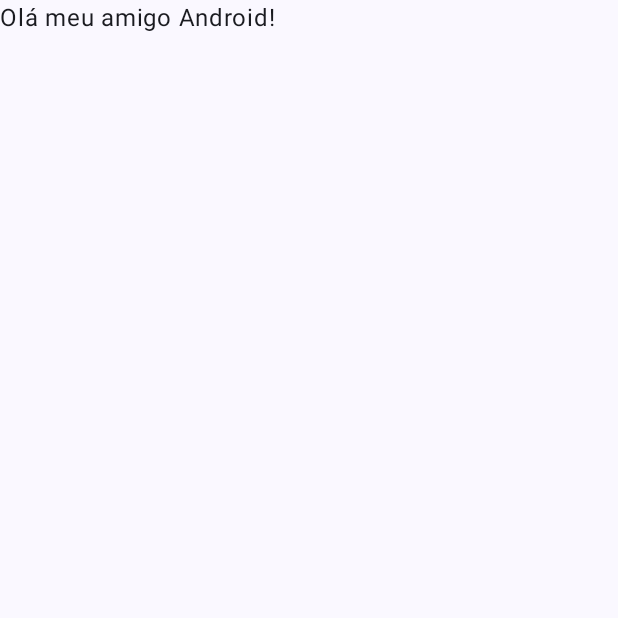
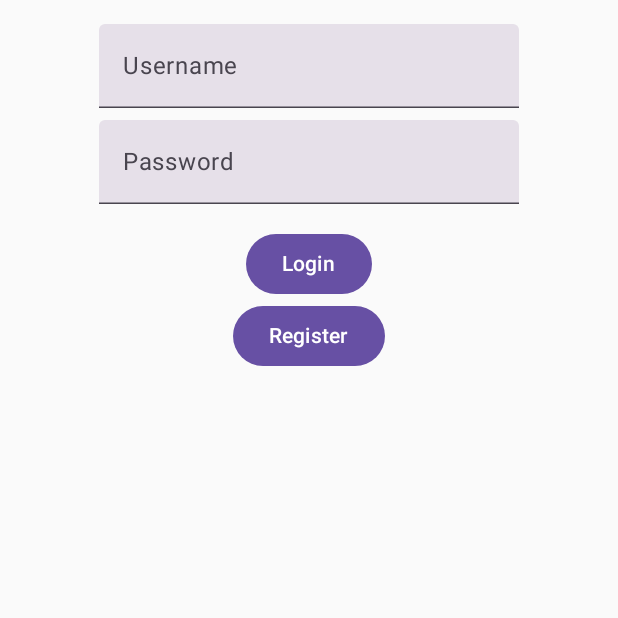
Before and after one commit to adeirjunior/bondbox, an Android app built with Jetpack Compose: the screen it shows after launch (MainActivity), on a phone screen of 412 x 824 dp, the top half of it. Run offline under Robolectric (Android 15) with nearby library versions, the phone set to English and light mode, and no system bars; our stand-ins replace Room's generated code.

Commit message:
adding friends

```diff
--- a/app/src/main/java/me/adeir/bondbox/MainActivity.kt
+++ b/app/src/main/java/me/adeir/bondbox/MainActivity.kt
@@ -3,45 +3,50 @@ package me.adeir.bondbox
 import android.os.Bundle
 import androidx.activity.ComponentActivity
 import androidx.activity.compose.setContent
-import androidx.activity.enableEdgeToEdge
-import androidx.compose.foundation.layout.fillMaxSize
-import androidx.compose.foundation.layout.padding
-import androidx.compose.material3.Scaffold
-import androidx.compose.material3.Text
-import androidx.compose.runtime.Composable
-import androidx.compose.ui.Modifier
-import androidx.compose.ui.tooling.preview.Preview
-import me.adeir.bondbox.ui.theme.BondboxTheme
+import androidx.lifecycle.viewmodel.compose.viewModel
+import androidx.navigation.compose.NavHost
+import androidx.navigation.compose.composable
+import androidx.navigation.compose.rememberNavController
+import me.adeir.bondbox.ui.FriendsScreen
+import me.adeir.bondbox.ui.LoginScreen
+import me.adeir.bondbox.viewmodel.FriendViewModel
+import me.adeir.bondbox.viewmodel.FriendViewModelFactory
+import me.adeir.bondbox.viewmodel.UserViewModel
+import androidx.compose.runtime.collectAsState
+import androidx.compose.runtime.getValue
+import me.adeir.bondbox.ui.AddEditFriendScreen
+import me.adeir.bondbox.viewmodel.AddEditFriendViewModel
 
 class MainActivity : ComponentActivity() {
     override fun onCreate(savedInstanceState: Bundle?) {
         super.onCreate(savedInstanceState)
-        enableEdgeToEdge()
         setContent {
-            BondboxTheme {
-                Scaffold(modifier = Modifier.fillMaxSize()) { innerPadding ->
-                    Greeting(
-                        name = "Android",
-                        modifier = Modifier.padding(innerPadding)
-                    )
+            val navController = rememberNavController()
+            val userViewModel: UserViewModel = viewModel()
+
+            val loggedInUser by userViewModel.loggedInUser.collectAsState()
+
+            NavHost(navController, startDestination = "login") {
+                composable("login") { LoginScreen(userViewModel, navController) }
+                composable("friends") {
+                    loggedInUser?.let { user ->
+                        val friendViewModel: FriendViewModel = viewModel(
+                            factory = FriendViewModelFactory(application, user.id)
+                        )
+                        FriendsScreen(friendViewModel, navController)
+                    }
                 }
+                composable("add") {
+                    val viewModel: AddEditFriendViewModel = viewModel()
+                    AddEditFriendScreen(viewModel, userViewModel, navController, friendId = null)
+                }
+                composable("edit/{friendId}") { backStackEntry ->
+                    val viewModel: AddEditFriendViewModel = viewModel()
+                    val friendId = backStackEntry.arguments?.getString("friendId")?.toIntOrNull()
+                    AddEditFriendScreen(viewModel, userViewModel, navController, friendId)
+                }
+
             }
         }
     }
 }
-
-@Composable
-fun Greeting(name: String, modifier: Modifier = Modifier) {
-    Text(
-        text = "Olá meu amigo $name!",
-        modifier = modifier
-    )
-}
-
-@Preview(showBackground = true)
-@Composable
-fun GreetingPreview() {
-    BondboxTheme {
-        Greeting("Android")
-    }
-}
--- /dev/null
+++ b/app/src/main/java/me/adeir/bondbox/data/AppDatabase.kt
@@ -0,0 +1,32 @@
+package me.adeir.bondbox.data
+
+import android.content.Context
+import androidx.room.Database
+import androidx.room.Room
+import androidx.room.RoomDatabase
+import me.adeir.bondbox.data.dao.FriendDao
+import me.adeir.bondbox.data.dao.UserDao
+import me.adeir.bondbox.data.model.Friend
+import me.adeir.bondbox.data.model.User
+
+@Database(entities = [User::class, Friend::class], version = 1)
+abstract class AppDatabase : RoomDatabase() {
+    abstract fun userDao(): UserDao
+    abstract fun friendDao(): FriendDao
+
+    companion object {
+        @Volatile private var INSTANCE: AppDatabase? = null
+
+        fun getDatabase(context: Context): AppDatabase {
+            return INSTANCE ?: synchronized(this) {
+                val instance = Room.databaseBuilder(
+                    context.applicationContext,
+                    AppDatabase::class.java,
+                    "app_database"
+                ).build()
+                INSTANCE = instance
+                instance
+            }
+        }
+    }
+}
--- /dev/null
+++ b/app/src/main/java/me/adeir/bondbox/data/dao/FriendDao.kt
@@ -0,0 +1,28 @@
+package me.adeir.bondbox.data.dao
+
+import androidx.room.Dao
+import androidx.room.Delete
+import androidx.room.Insert
+import androidx.room.OnConflictStrategy
+import androidx.room.Query
+import androidx.room.Update
+import kotlinx.coroutines.flow.Flow
+import me.adeir.bondbox.data.model.Friend
+
+@Dao
+interface FriendDao {
+    @Insert(onConflict = OnConflictStrategy.REPLACE)
+    suspend fun insert(friend: Friend)
+
+    @Query("SELECT * FROM friends WHERE userId = :userId")
+    fun getFriends(userId: Int): Flow<List<Friend>>
+
+    @Query("SELECT * FROM friends WHERE id = :id")
+    fun getFriendById(id: Int): Friend?
+
+    @Update
+    suspend fun update(friend: Friend)
+
+    @Delete
+    suspend fun delete(friend: Friend)
+}
--- /dev/null
+++ b/app/src/main/java/me/adeir/bondbox/data/dao/UserDao.kt
@@ -0,0 +1,16 @@
+package me.adeir.bondbox.data.dao
+
+import androidx.room.Dao
+import androidx.room.Insert
+import androidx.room.OnConflictStrategy
+import androidx.room.Query
+import me.adeir.bondbox.data.model.User
+
+@Dao
+interface UserDao {
+    @Insert(onConflict = OnConflictStrategy.REPLACE)
+    suspend fun insertUser(user: User)
+
+    @Query("SELECT * FROM users WHERE username = :username LIMIT 1")
+    suspend fun getUser(username: String): User?
+}
--- /dev/null
+++ b/app/src/main/java/me/adeir/bondbox/navigation/AppNavigation.kt
@@ -0,0 +1,4 @@
+package me.adeir.bondbox.navigation
+
+class AppNavigation {
+}
--- /dev/null
+++ b/app/src/main/java/me/adeir/bondbox/ui/LoginScreen.kt
@@ -0,0 +1,29 @@
+package me.adeir.bondbox.ui
+
+import androidx.compose.foundation.layout.Column
+import androidx.compose.foundation.layout.Spacer
+import androidx.compose.foundation.layout.fillMaxSize
+import androidx.compose.foundation.layout.height
+import androidx.compose.foundation.layout.padding
+import androidx.compose.material3.Button
+import androidx.compose.material3.Text
+import androidx.compose.material3.TextField
+import androidx.compose.runtime.Composable
+import androidx.compose.ui.Alignment
+import androidx.compose.ui.Modifier
+import androidx.compose.ui.text.input.PasswordVisualTransformation
+import androidx.compose.ui.unit.dp
+import androidx.navigation.NavController
+import me.adeir.bondbox.viewmodel.UserViewModel
+
+@Composable
+fun LoginScreen(viewModel: UserViewModel, navController: NavController) {
+    Column(modifier = Modifier.fillMaxSize().padding(16.dp), horizontalAlignment = Alignment.CenterHorizontally) {
+        TextField(value = viewModel.username, onValueChange = { viewModel.username = it }, label = { Text("Username") })
+        Spacer(modifier = Modifier.height(8.dp))
+        TextField(value = viewModel.password, onValueChange = { viewModel.password = it }, label = { Text("Password") }, visualTransformation = PasswordVisualTransformation())
+        Spacer(modifier = Modifier.height(16.dp))
+        Button(onClick = { viewModel.login { navController.navigate("friends") } }) { Text("Login") }
+        Button(onClick = { viewModel.register() }) { Text("Register") }
+    }
+}
--- /dev/null
+++ b/app/src/main/java/me/adeir/bondbox/viewmodel/UserViewModel.kt
@@ -0,0 +1,38 @@
+package me.adeir.bondbox.viewmodel
+
+import android.app.Application
+import androidx.compose.runtime.getValue
+import androidx.compose.runtime.mutableStateOf
+import androidx.compose.runtime.setValue
+import androidx.lifecycle.AndroidViewModel
+import androidx.lifecycle.viewModelScope
+import kotlinx.coroutines.flow.MutableStateFlow
+import kotlinx.coroutines.flow.StateFlow
+import kotlinx.coroutines.launch
+import me.adeir.bondbox.data.AppDatabase
+import me.adeir.bondbox.data.model.User
+
+class UserViewModel(application: Application) : AndroidViewModel(application) {
+    private val userDao = AppDatabase.getDatabase(application).userDao()
+    private val _loggedInUser = MutableStateFlow<User?>(null)
+    val loggedInUser: StateFlow<User?> = _loggedInUser
+
+    var username by mutableStateOf("")
+    var password by mutableStateOf("")
+
+    fun register() {
+        viewModelScope.launch {
+            userDao.insertUser(User(username = username, password = password))
+        }
+    }
+
+    fun login(onSuccess: () -> Unit) {
+        viewModelScope.launch {
+            val user = userDao.getUser(username)
+            if (user != null && user.password == password) {
+                _loggedInUser.value = user
+                onSuccess()
+            }
+        }
+    }
+}
--- a/build.gradle.kts
+++ b/build.gradle.kts
@@ -3,4 +3,5 @@ plugins {
     alias(libs.plugins.android.application) apply false
     alias(libs.plugins.kotlin.android) apply false
     alias(libs.plugins.kotlin.compose) apply false
+    id("com.google.devtools.ksp") version "2.0.21-1.0.27" apply false
 }
```
Also changed, not shown: app/build.gradle.kts (+20 -0 lines), app/src/main/java/me/adeir/bondbox/data/model/Friend.kt (added, +12 -0 lines), app/src/main/java/me/adeir/bondbox/data/model/User.kt (added, +11 -0 lines), app/src/main/java/me/adeir/bondbox/ui/AddEditFriendScreen.kt (added, +86 -0 lines), app/src/main/java/me/adeir/bondbox/ui/FriendsScreen.kt (added, +56 -0 lines), app/src/main/java/me/adeir/bondbox/viewmodel/AddEditFriendViewModel.kt (added, +34 -0 lines), app/src/main/java/me/adeir/bondbox/viewmodel/FriendViewModel.kt (added, +36 -0 lines), app/src/main/java/me/adeir/bondbox/viewmodel/FriendViewModelFactory.kt (added, +18 -0 lines), gradle/libs.versions.toml (+13 -0 lines).
